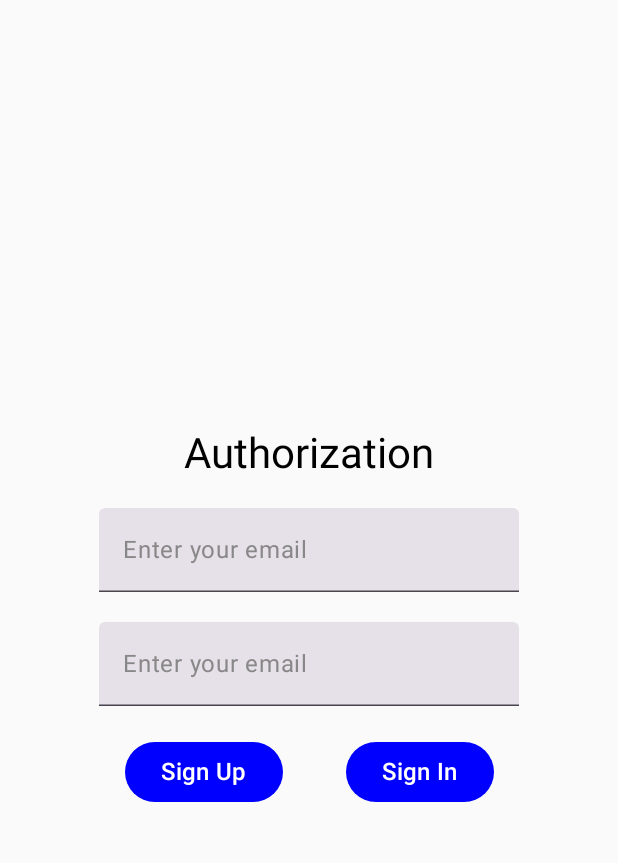
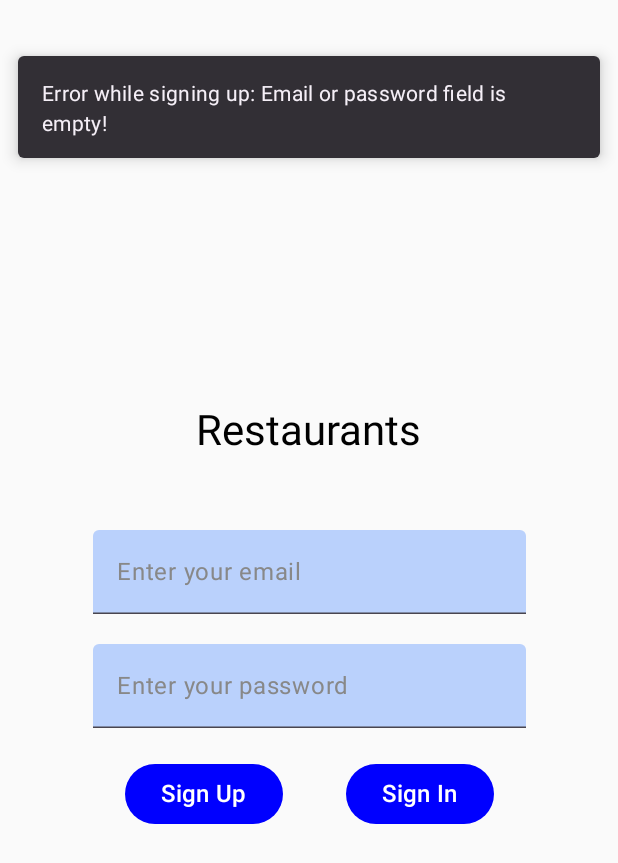
Before and after one commit to IvanKrtsk/restautants-app-mobile, an Android app built with Jetpack Compose: the screen it shows after launch (MainActivity), after a tap on "Sign Up", on a phone screen of 412 x 824 dp. Shown: the top 863 px of the screen. Run offline under Robolectric (Android 15) with nearby library versions, the phone set to English and light mode, and no system bars; our stand-ins replace Firebase (no records; nobody signed in at launch, a user with empty details on screens opened directly); pictures from the network do not load.

Commit message:
add navigation + handle exceptions in registration page

```diff
--- a/app/build.gradle.kts
+++ b/app/build.gradle.kts
@@ -3,6 +3,7 @@ plugins {
     alias(libs.plugins.kotlin.android)
     alias(libs.plugins.kotlin.compose)
     alias(libs.plugins.gms)
+    alias(libs.plugins.plugin.serialization)
 }
 
 android {
@@ -41,6 +42,8 @@ android {
 }
 
 dependencies {
+    implementation(libs.androidx.navigation.compose)
+    implementation(libs.kotlinx.serialization.json)
 
     implementation(platform(libs.firebase.bom))
     implementation(libs.firebase.firestore)
--- a/app/src/main/java/by/ikrotsyuk/mobilefirst/MainActivity.kt
+++ b/app/src/main/java/by/ikrotsyuk/mobilefirst/MainActivity.kt
@@ -8,6 +8,7 @@ import androidx.compose.foundation.layout.Box
 import androidx.compose.foundation.layout.fillMaxSize
 import androidx.compose.ui.Modifier
 import by.ikrotsyuk.mobilefirst.ui.auth.RegistrationScreen
+import by.ikrotsyuk.mobilefirst.ui.screens.MainScreen
 import coil.annotation.ExperimentalCoilApi
 import coil.compose.rememberImagePainter
 import com.google.firebase.firestore.ktx.firestore
@@ -25,6 +26,7 @@ class MainActivity : ComponentActivity() {
                 Image(painter = painter, contentDescription = null, modifier = Modifier.fillMaxSize())
             }*/
             RegistrationScreen()
+            //MainScreen()
         }
     }
 }
--- a/app/src/main/java/by/ikrotsyuk/mobilefirst/ui/auth/RegistrationScreen.kt
+++ b/app/src/main/java/by/ikrotsyuk/mobilefirst/ui/auth/RegistrationScreen.kt
@@ -2,6 +2,7 @@ package by.ikrotsyuk.mobilefirst.ui.auth
 
 import android.util.Log
 import androidx.compose.foundation.layout.Arrangement
+import androidx.compose.foundation.layout.Box
 import androidx.compose.foundation.layout.Column
 import androidx.compose.foundation.layout.Row
 import androidx.compose.foundation.layout.Spacer
@@ -11,54 +12,64 @@ import androidx.compose.foundation.layout.height
 import androidx.compose.foundation.layout.padding
 import androidx.compose.material3.Button
 import androidx.compose.material3.ButtonDefaults
+import androidx.compose.material3.SnackbarDuration
+import androidx.compose.material3.SnackbarHost
+import androidx.compose.material3.SnackbarHostState
 import androidx.compose.material3.Text
-import androidx.compose.material3.TextField
 import androidx.compose.runtime.Composable
 import androidx.compose.runtime.mutableStateOf
 import androidx.compose.runtime.remember
+import androidx.compose.runtime.rememberCoroutineScope
 import androidx.compose.ui.Alignment
 import androidx.compose.ui.Modifier
 import androidx.compose.ui.graphics.Color
 import androidx.compose.ui.unit.dp
 import androidx.compose.ui.unit.sp
+import by.ikrotsyuk.mobilefirst.ui.components.CustomTextField
 import com.google.firebase.auth.EmailAuthProvider
 import com.google.firebase.auth.FirebaseAuth
 import com.google.firebase.auth.ktx.auth
 import com.google.firebase.ktx.Firebase
+import kotlinx.coroutines.launch
 
 @Composable
 fun RegistrationScreen() {
-    var auth = Firebase.auth
+    val auth = remember {
+        Firebase.auth
+    }
 
-    var emailEditState = remember {
+    val emailEditState = remember {
         mutableStateOf("")
     }
 
-    var passwordEditState = remember {
+    val passwordEditState = remember {
         mutableStateOf("")
     }
+
+    val snackbarHostState = remember { SnackbarHostState() }
+    val coroutineScope = rememberCoroutineScope()
 
     Column(modifier = Modifier.fillMaxSize(),
         horizontalAlignment = Alignment.CenterHorizontally,
         verticalArrangement = Arrangement.Center
     ) {
-        Text(text = "Authorization", fontSize = 28.sp, modifier = Modifier.padding(bottom = 20.dp))
+        Text(text = "Restaurants", fontSize = 28.sp, modifier = Modifier.padding(bottom = 50.dp))
 
-        TextField(emailEditState.value, onValueChange = {
+        CustomTextField(
+            text = emailEditState.value,
+            hint = "Enter your email"
+        ) {
             emailEditState.value = it
-        }, placeholder = {
-            if(emailEditState.value.isEmpty())
-                Text(text = "Enter your email", color = Color.Gray, fontSize = 16.sp)
-        })
+        }
 
         Spacer(modifier = Modifier.height(20.dp))
 
-        TextField(passwordEditState.value, onValueChange = {
+        CustomTextField(
+            text = passwordEditState.value,
+            hint = "Enter your password"
+        ) {
             passwordEditState.value = it
-        }, placeholder = {
-            if(passwordEditState.value.isEmpty())
-                Text(text = "Enter your email", color = Color.Gray, fontSize = 16.sp)
-        })
+        }
 
         Spacer(modifier = Modifier.height(20.dp))
 
@@ -66,7 +77,18 @@ fun RegistrationScreen() {
             Button(colors = ButtonDefaults.buttonColors(
                 containerColor = Color.Blue
             ), onClick = {
-                firebaseSignUp(auth, emailEditState.value, passwordEditState.value)
+                firebaseSignUp(auth,
+                    emailEditState.value,
+                    passwordEditState.value,
+                    onSignUpSuccess = {},
+                    onSignUpFailure = { error ->
+                        coroutineScope.launch {
+                            snackbarHostState.showSnackbar(
+                                message = "Error while signing up: $error!",
+                                duration = SnackbarDuration.Short
+                            )
+                        }
+                    })
             }) {
                 Text(text = "Sign Up", fontSize = 16.sp)
             }
@@ -74,33 +96,65 @@ fun RegistrationScreen() {
             Button(colors = ButtonDefaults.buttonColors(
                 containerColor = Color.Blue
             ), onClick = {
-                firebaseSignIn(auth, emailEditState.value, passwordEditState.value)
+                firebaseSignIn(auth,
+                    emailEditState.value,
+                    passwordEditState.value,
+                    onSignInSuccess = {},
+                    onSignInFailure = { error ->
+                        coroutineScope.launch {
+                            snackbarHostState.showSnackbar(
+                                message = "Error while signing up: $error!",
+                                duration = SnackbarDuration.Short
+                            )
+                        }
+                    })
             }) {
                 Text(text = "Sign In", fontSize = 16.sp)
             }
         }
     }
+
+    Box(modifier = Modifier.padding(top = 25.dp)) {
+        SnackbarHost(hostState = snackbarHostState)
+    }
 }
 
-private fun firebaseSignUp(auth: FirebaseAuth, email: String, password: String){
+private fun firebaseSignUp(auth: FirebaseAuth,
+                           email: String,
+                           password: String,
+                           onSignUpSuccess: () -> Unit,
+                           onSignUpFailure: (String) -> Unit)
+{
+    if(email.isBlank() || password.isBlank()) {
+        onSignUpFailure("Email or password field is empty")
+        return
+    }
     auth.createUserWithEmailAndPassword(email, password)
         .addOnCompleteListener {
-            if(it.isSuccessful)
-                Log.d("MyLog", "Sign Up successful!")
-            else
-                Log.d("MyLog", "Sign Up not successful!")
+            if (it.isSuccessful)
+                onSignUpSuccess()
+        }.addOnFailureListener {
+            onSignUpFailure(it.message ?: "Sign Up error")
+        }
 
-        }
 }
 
-private fun firebaseSignIn(auth: FirebaseAuth, email: String, password: String){
+private fun firebaseSignIn(auth: FirebaseAuth,
+                           email: String,
+                           password: String,
+                           onSignInSuccess: () -> Unit,
+                           onSignInFailure: (String) -> Unit)
+{
+    if(email.isBlank() || password.isBlank()){
+        onSignInFailure("Email or password field is empty")
+        return
+    }
     auth.signInWithEmailAndPassword(email, password)
         .addOnCompleteListener {
             if(it.isSuccessful)
-                Log.d("MyLog", "Sign In successful!")
-            else
-                Log.d("MyLog", "Sign In not successful!")
-
+                onSignInSuccess()
+        }.addOnFailureListener{
+            onSignInFailure(it.message ?: "Sign In error")
         }
 }
 
--- /dev/null
+++ b/app/src/main/java/by/ikrotsyuk/mobilefirst/ui/components/CustomTextField.kt
@@ -0,0 +1,31 @@
+package by.ikrotsyuk.mobilefirst.ui.components
+
+import androidx.compose.foundation.layout.fillMaxWidth
+import androidx.compose.material3.Text
+import androidx.compose.material3.TextField
+import androidx.compose.material3.TextFieldDefaults
+import androidx.compose.runtime.Composable
+import androidx.compose.ui.Modifier
+import androidx.compose.ui.graphics.Color
+import androidx.compose.ui.unit.sp
+import by.ikrotsyuk.mobilefirst.ui.theme.LightBlue
+
+@Composable
+fun CustomTextField(
+    text: String,
+    hint: String,
+    onValueChange: (String) -> Unit
+) {
+    TextField(text, onValueChange = {
+        onValueChange(it)
+    }, placeholder = {
+        if(text.isEmpty())
+            Text(text = hint, color = Color.Gray, fontSize = 16.sp)
+    }, colors = TextFieldDefaults.colors(
+        unfocusedContainerColor = LightBlue,
+        focusedContainerColor = LightBlue
+    ),
+        singleLine = true,
+        modifier = Modifier.fillMaxWidth(0.7f)
+    )
+}
--- a/app/src/main/java/by/ikrotsyuk/mobilefirst/ui/theme/Color.kt
+++ b/app/src/main/java/by/ikrotsyuk/mobilefirst/ui/theme/Color.kt
@@ -9,3 +9,5 @@ val Pink80 = Color(0xFFEFB8C8)
 val Purple40 = Color(0xFF6650a4)
 val PurpleGrey40 = Color(0xFF625b71)
 val Pink40 = Color(0xFF7D5260)
+
+val LightBlue = Color(0x563C80FF)
--- /dev/null
+++ b/app/src/main/res/drawable/ic_favourite.xml
@@ -0,0 +1,5 @@
+<vector xmlns:android="http://schemas.android.com/apk/res/android" android:height="24dp" android:tint="#000000" android:viewportHeight="24" android:viewportWidth="24" android:width="24dp">
+
+    <path android:fillColor="@android:color/white" android:pathData="M19,18l2,1V3c0,-1.1 -0.9,-2 -2,-2H8.99C7.89,1 7,1.9 7,3h10c1.1,0 2,0.9 2,2v13zM15,5H5c-1.1,0 -2,0.9 -2,2v16l7,-3 7,3V7c0,-1.1 -0.9,-2 -2,-2z"/>
+
+</vector>
--- /dev/null
+++ b/app/src/main/res/drawable/ic_profile.xml
@@ -0,0 +1,5 @@
+<vector xmlns:android="http://schemas.android.com/apk/res/android" android:height="24dp" android:tint="#000000" android:viewportHeight="24" android:viewportWidth="24" android:width="24dp">
+
+    <path android:fillColor="@android:color/white" android:pathData="M12,2C6.48,2 2,6.48 2,12s4.48,10 10,10s10,-4.48 10,-10S17.52,2 12,2zM12,6c1.93,0 3.5,1.57 3.5,3.5S13.93,13 12,13s-3.5,-1.57 -3.5,-3.5S10.07,6 12,6zM12,20c-2.03,0 -4.43,-0.82 -6.14,-2.88C7.55,15.8 9.68,15 12,15s4.45,0.8 6.14,2.12C16.43,19.18 14.03,20 12,20z"/>
+
+</vector>
--- /dev/null
+++ b/app/src/main/res/drawable/ic_restaurants.xml
@@ -0,0 +1,5 @@
+<vector xmlns:android="http://schemas.android.com/apk/res/android" android:height="24dp" android:tint="#000000" android:viewportHeight="24" android:viewportWidth="24" android:width="24dp">
+
+    <path android:fillColor="@android:color/white" android:pathData="M11,9L9,9L9,2L7,2v7L5,9L5,2L3,2v7c0,2.12 1.66,3.84 3.75,3.97L6.75,22h2.5v-9.03C11.34,12.84 13,11.12 13,9L13,2h-2v7zM16,6v8h2.5v8L21,22L21,2c-2.76,0 -5,2.24 -5,4z"/>
+
+</vector>
--- a/build.gradle.kts
+++ b/build.gradle.kts
@@ -2,6 +2,7 @@
 plugins {
     alias(libs.plugins.android.application) apply false
     alias(libs.plugins.kotlin.android) apply false
-    alias(libs.plugins.kotlin.compose) apply false
     alias(libs.plugins.gms) apply false
+    alias(libs.plugins.plugin.serialization) apply true
+    alias(libs.plugins.kotlin.compose) apply true
 }
```
Also changed, not shown: app/src/main/java/by/ikrotsyuk/mobilefirst/ui/nav_menu/NavigationMenu.kt (added, +38 -0 lines), app/src/main/java/by/ikrotsyuk/mobilefirst/ui/nav_menu/NavigationMenuItem.kt (added, +27 -0 lines), app/src/main/java/by/ikrotsyuk/mobilefirst/ui/screens/MainScreen.kt (added, +22 -0 lines), gradle/libs.versions.toml (+12 -0 lines).
